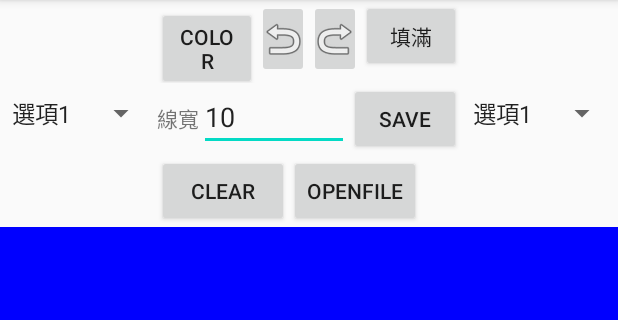
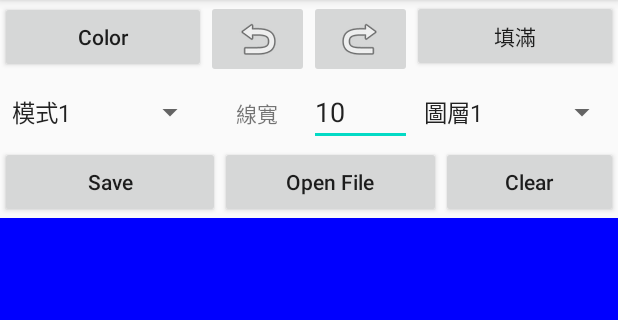
Before and after one commit to cyc00201/MyApplication, an Android app: the screen it shows after launch (MainActivity), on a phone screen of 412 x 824 dp, the part 84-404 px from its top. Run offline under Robolectric (Android 15) with nearby library versions, the phone set to English and light mode, and no system bars.

Commit message:
UI
 - Improve layout
 - Strings

```diff
--- a/app/src/main/java/com/example/myapplication/MainActivity.kt
+++ b/app/src/main/java/com/example/myapplication/MainActivity.kt
@@ -41,7 +41,7 @@ class MainActivity : AppCompatActivity() {
         savebutton = findViewById(R.id.button3)
         redobutton = findViewById(R.id.imageButton2)
         undobutton = findViewById(R.id.imageButton)
-       openfilebutton = findViewById(R.id.button5)
+        openfilebutton = findViewById(R.id.button5)
     }
 
     override fun onResume() {
--- a/app/src/main/res/layout/activity_main.xml
+++ b/app/src/main/res/layout/activity_main.xml
@@ -1,117 +1,124 @@
 <?xml version="1.0" encoding="utf-8"?>
-<androidx.constraintlayout.widget.ConstraintLayout
-    xmlns:android="http://schemas.android.com/apk/res/android"
+<LinearLayout xmlns:android="http://schemas.android.com/apk/res/android"
     xmlns:app="http://schemas.android.com/apk/res-auto"
     xmlns:tools="http://schemas.android.com/tools"
     android:layout_width="match_parent"
     android:layout_height="match_parent"
+    android:orientation="vertical"
     tools:context=".MainActivity">
+
     <LinearLayout
         android:layout_width="match_parent"
-        android:layout_height="match_parent"
-        android:orientation="vertical" >
+        android:layout_height="wrap_content"
+        android:orientation="vertical">
+
         <LinearLayout
-            android:layout_width="wrap_content"
+            android:layout_width="match_parent"
             android:layout_height="wrap_content"
-            android:orientation="horizontal" >
-            <Spinner
-                android:id="@+id/spinner"
-                android:layout_width="wrap_content"
-                android:layout_height="match_parent"
-                android:entries="@array/spn_list" /><!-- 畫圖模式 -->
-            <LinearLayout
-                android:layout_width="wrap_content"
-                android:layout_height="wrap_content"
-                android:layout_weight="1"
-                android:orientation="vertical">
-                <LinearLayout
-                    android:layout_width="wrap_content"
-                    android:layout_height="wrap_content"
-                    android:orientation="horizontal" >
+            android:orientation="horizontal">
+
             <Button
                 android:id="@+id/button"
-                        android:layout_width="wrap_content"
+                android:layout_width="0dp"
                 android:layout_height="wrap_content"
-                        android:layout_weight="1"
-                        android:text="color" />
+                android:layout_weight="2"
+                android:text="Color"
+                android:textAllCaps="false" />
 
             <ImageButton
                 android:id="@+id/imageButton"
-                        android:layout_width="wrap_content"
+                android:layout_width="0dp"
                 android:layout_height="wrap_content"
                 android:layout_weight="1"
                 app:srcCompat="@android:drawable/ic_menu_revert" />
 
             <ImageButton
                 android:id="@+id/imageButton2"
-                        android:layout_width="wrap_content"
+                android:layout_width="0dp"
                 android:layout_height="wrap_content"
                 android:layout_weight="1"
                 android:rotation="180"
                 android:scaleY="-1"
                 app:srcCompat="@android:drawable/ic_menu_revert" />
+
             <Button
                 android:id="@+id/button2"
-                        android:layout_width="wrap_content"
+                android:layout_width="0dp"
                 android:layout_height="wrap_content"
-                        android:layout_weight="1"
-                        android:text="填滿"/>
+                android:layout_weight="2"
+                android:text="填滿" />
         </LinearLayout>
+
         <LinearLayout
-                    android:layout_width="wrap_content"
+            android:layout_width="match_parent"
             android:layout_height="wrap_content"
-                    android:orientation="horizontal" >
+            android:orientation="horizontal">
+
+            <Spinner
+                android:id="@+id/spinner"
+                android:layout_width="0dp"
+                android:layout_height="match_parent"
+                android:layout_weight="2"
+                android:entries="@array/mode_list" /><!-- 畫圖模式 -->
 
             <TextView
                 android:id="@+id/textView"
-                        android:layout_width="wrap_content"
+                android:layout_width="0dp"
                 android:layout_height="wrap_content"
-                        android:text="線寬" />
+                android:layout_weight="1"
+                android:gravity="center_horizontal"
+                android:text="線寬"
+                android:textAlignment="center" />
+
             <EditText
                 android:id="@+id/EditText"
-                        android:layout_width="100dp"
+                android:layout_width="0dp"
                 android:layout_height="wrap_content"
+                android:layout_weight="1"
                 android:inputType="number"
                 android:text="10" />
+
+            <Spinner
+                android:id="@+id/spinner2"
+                android:layout_width="0dp"
+                android:layout_height="match_parent"
+                android:layout_weight="2"
+                android:entries="@array/layer_list" /><!-- 選圖層 -->
+        </LinearLayout>
+
+        <LinearLayout
+            android:layout_width="match_parent"
+            android:layout_height="wrap_content"
+            android:orientation="horizontal">
+
             <Button
                 android:id="@+id/button3"
-                        android:layout_width="wrap_content"
+                android:layout_width="0dp"
                 android:layout_height="wrap_content"
-                        android:text="save" />
-                </LinearLayout>
-                <LinearLayout
-                    android:layout_width="wrap_content"
+                android:layout_weight="1"
+                android:text="Save"
+                android:textAllCaps="false" />
+
+            <Button
+                android:id="@+id/button5"
+                android:layout_width="0dp"
                 android:layout_height="wrap_content"
-                    android:orientation="horizontal" >
+                android:layout_weight="1"
+                android:text="Open File"
+                android:textAllCaps="false" />
+
             <Button
                 android:id="@+id/button4"
-                        android:layout_width="wrap_content"
+                android:layout_width="0dp"
                 android:layout_height="wrap_content"
-                        android:text="clear" />
-                    <Button
-                        android:id="@+id/button5"
-                        android:layout_width="wrap_content"
-                        android:layout_height="wrap_content"
-                        android:text="Openfile" />
+                android:layout_weight="0.8"
+                android:text="Clear"
+                android:textAllCaps="false" />
         </LinearLayout>
-
     </LinearLayout>
-            <Spinner
-                android:id="@+id/spinner2"
-                android:layout_width="wrap_content"
-                android:layout_height="match_parent"
-                android:entries="@array/spn_list" /><!-- 選圖層 -->
-        </LinearLayout>
-
 
     <com.example.myapplication.PaintBoard
         android:id="@+id/paint_board"
         android:layout_width="match_parent"
-            android:layout_height="match_parent"
-            app:layout_constraintEnd_toEndOf="parent"
-            app:layout_constraintHorizontal_bias="1.0"
-            app:layout_constraintStart_toStartOf="parent"
-            app:layout_constraintTop_toTopOf="parent" />
-
+        android:layout_height="match_parent" />
 </LinearLayout>
-</androidx.constraintlayout.widget.ConstraintLayout>
--- a/app/src/main/res/values/strings.xml
+++ b/app/src/main/res/values/strings.xml
@@ -1,10 +1,17 @@
 <resources>
     <string name="app_name">My Application</string>
-    <string-array name="spn_list">
-        <item>選項1</item>
-        <item>選項2</item>
-        <item>選項3</item>
-        <item>選項4</item>
-        <item>選項5</item>
+    <string-array name="layer_list">
+        <item>圖層1</item>
+        <item>圖層2</item>
+        <item>圖層3</item>
+        <item>圖層4</item>
+        <item>圖層5</item>
+    </string-array>
+    <string-array name="mode_list">
+        <item>模式1</item>
+        <item>模式2</item>
+        <item>模式3</item>
+        <item>模式4</item>
+        <item>模式5</item>
     </string-array>
 </resources>
```
Lines whose indentation alone changed are shown as unchanged.
